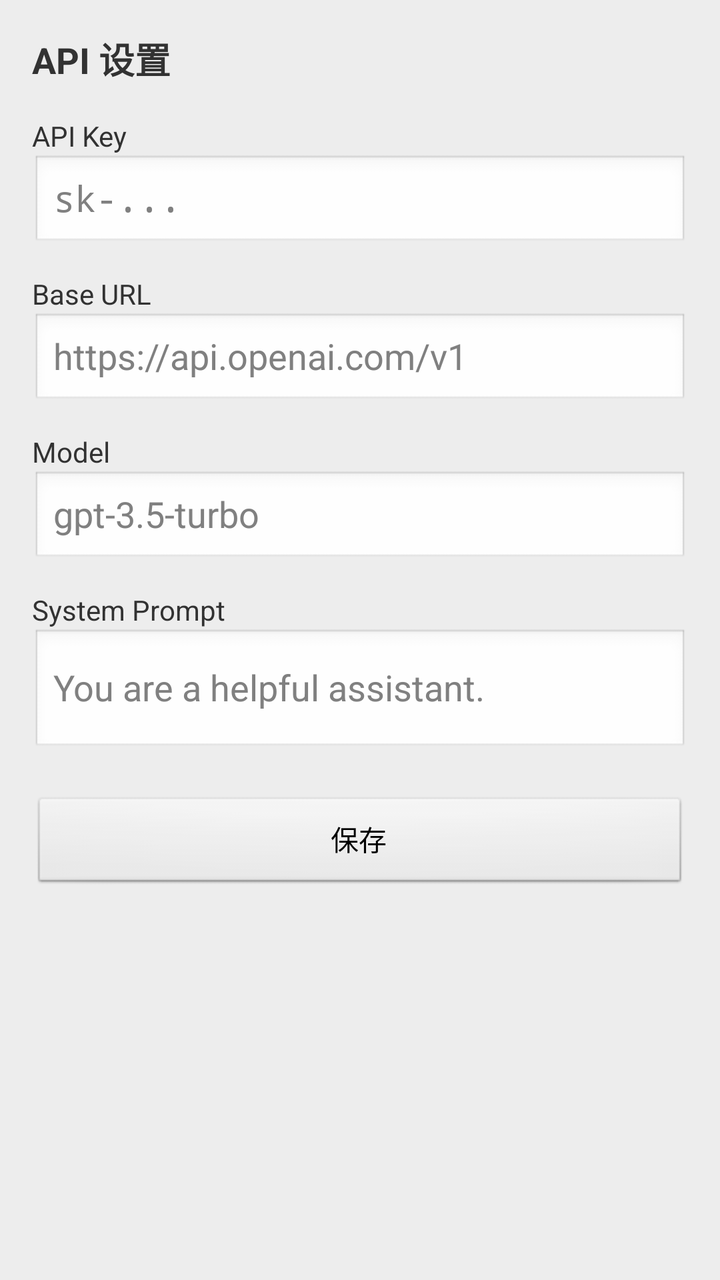
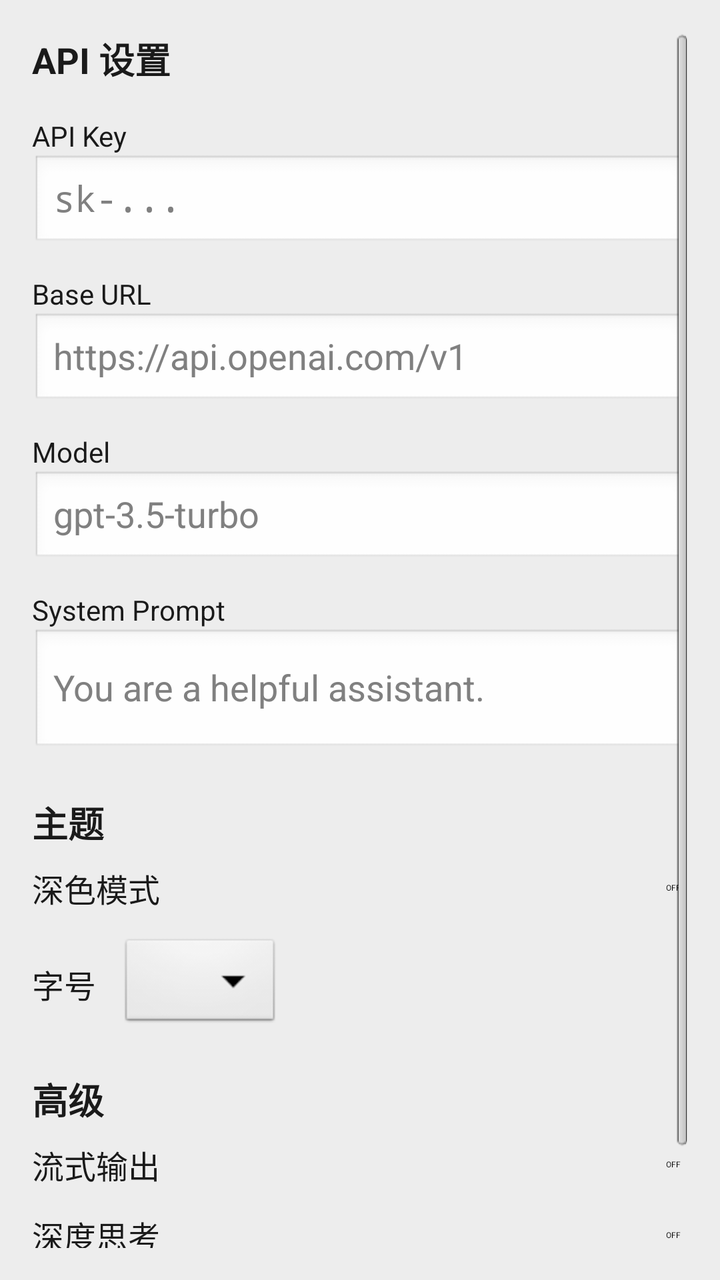

The first picture is an Android layout as it rendered before a commit; the second is the same layout after the commit. The layout source and the unified diff follow.
<!-- AndroidManifest.xml: application theme AppTheme -->
<!-- res/layout/activity_settings.xml -->
<?xml version="1.0" encoding="utf-8"?>
<ScrollView xmlns:android="http://schemas.android.com/apk/res/android"
    android:layout_width="match_parent"
    android:layout_height="match_parent"
    android:background="#EDEDED"
    android:padding="16dp">

    <LinearLayout
        android:layout_width="match_parent"
        android:layout_height="wrap_content"
        android:orientation="vertical">

        <TextView
            android:layout_width="wrap_content"
            android:layout_height="wrap_content"
            android:text="API 设置"
            android:textSize="18sp"
            android:textStyle="bold"
            android:paddingBottom="8dp" />

        <TextView
            android:layout_width="wrap_content"
            android:layout_height="wrap_content"
            android:text="API Key"
            android:textSize="14sp"
            android:paddingTop="8dp" />

        <EditText
            android:id="@+id/apiKeyField"
            android:layout_width="match_parent"
            android:layout_height="wrap_content"
            android:hint="sk-..."
            android:inputType="textPassword"
            android:background="@android:drawable/edit_text" />

        <TextView
            android:layout_width="wrap_content"
            android:layout_height="wrap_content"
            android:text="Base URL"
            android:textSize="14sp"
            android:paddingTop="12dp" />

        <EditText
            android:id="@+id/baseURLField"
            android:layout_width="match_parent"
            android:layout_height="wrap_content"
            android:hint="https://api.openai.com/v1"
            android:inputType="textUri"
            android:background="@android:drawable/edit_text" />

        <TextView
            android:layout_width="wrap_content"
            android:layout_height="wrap_content"
            android:text="Model"
            android:textSize="14sp"
            android:paddingTop="12dp" />

        <EditText
            android:id="@+id/modelField"
            android:layout_width="match_parent"
            android:layout_height="wrap_content"
            android:hint="gpt-3.5-turbo"
            android:background="@android:drawable/edit_text" />

        <TextView
            android:layout_width="wrap_content"
            android:layout_height="wrap_content"
            android:text="System Prompt"
            android:textSize="14sp"
            android:paddingTop="12dp" />

        <EditText
            android:id="@+id/promptField"
            android:layout_width="match_parent"
            android:layout_height="wrap_content"
            android:hint="You are a helpful assistant."
            android:inputType="textMultiLine"
            android:minLines="2"
            android:background="@android:drawable/edit_text" />

        <Button
            android:id="@+id/saveButton"
            android:layout_width="match_parent"
            android:layout_height="wrap_content"
            android:text="保存"
            android:layout_marginTop="20dp" />

    </LinearLayout>
</ScrollView>
<!-- resources referenced by this layout -->
<resources>
  <style name="AppTheme" parent="@android:style/Theme.Light.NoTitleBar">
          <item name="android:windowBackground">#EDEDED</item>
      </style>
</resources>

<!-- the commit's change to res/layout/activity_settings.xml (unified diff, before → after) -->
@@ -10,6 +10,7 @@
         android:layout_height="wrap_content"
         android:orientation="vertical">
 
+        
         <TextView
             android:layout_width="wrap_content"
             android:layout_height="wrap_content"
@@ -18,65 +19,104 @@
             android:textStyle="bold"
             android:paddingBottom="8dp" />
 
+        <TextView android:layout_width="wrap_content" android:layout_height="wrap_content"
+            android:text="API Key" android:textSize="14sp" android:paddingTop="8dp" />
+        <EditText android:id="@+id/apiKeyField" android:layout_width="match_parent"
+            android:layout_height="wrap_content" android:hint="sk-..."
+            android:inputType="textPassword" android:background="@android:drawable/edit_text" />
+
+        <TextView android:layout_width="wrap_content" android:layout_height="wrap_content"
+            android:text="Base URL" android:textSize="14sp" android:paddingTop="12dp" />
+        <EditText android:id="@+id/baseURLField" android:layout_width="match_parent"
+            android:layout_height="wrap_content" android:hint="https://api.openai.com/v1"
+            android:inputType="textUri" android:background="@android:drawable/edit_text" />
+
+        <TextView android:layout_width="wrap_content" android:layout_height="wrap_content"
+            android:text="Model" android:textSize="14sp" android:paddingTop="12dp" />
+        <EditText android:id="@+id/modelField" android:layout_width="match_parent"
+            android:layout_height="wrap_content" android:hint="gpt-3.5-turbo"
+            android:background="@android:drawable/edit_text" />
+
+        <TextView android:layout_width="wrap_content" android:layout_height="wrap_content"
+            android:text="System Prompt" android:textSize="14sp" android:paddingTop="12dp" />
+        <EditText android:id="@+id/promptField" android:layout_width="match_parent"
+            android:layout_height="wrap_content" android:hint="You are a helpful assistant."
+            android:inputType="textMultiLine" android:minLines="2"
+            android:background="@android:drawable/edit_text" />
+
+        
         <TextView
             android:layout_width="wrap_content"
             android:layout_height="wrap_content"
-            android:text="API Key"
-            android:textSize="14sp"
-            android:paddingTop="8dp" />
+            android:text="主题"
+            android:textSize="18sp"
+            android:textStyle="bold"
+            android:paddingTop="20dp"
+            android:paddingBottom="8dp" />
 
-        <EditText
-            android:id="@+id/apiKeyField"
+        <LinearLayout
             android:layout_width="match_parent"
             android:layout_height="wrap_content"
-            android:hint="sk-..."
-            android:inputType="textPassword"
-            android:background="@android:drawable/edit_text" />
+            android:orientation="horizontal"
+            android:gravity="center_vertical">
+            <TextView android:layout_width="0dp" android:layout_height="wrap_content"
+                android:layout_weight="1" android:text="深色模式"
+                android:textSize="16sp" android:textColor="#1A1A1A" />
+            <Switch android:id="@+id/darkModeSwitch"
+                android:layout_width="wrap_content"
+                android:layout_height="wrap_content" />
+        </LinearLayout>
 
+        <LinearLayout
+            android:layout_width="match_parent"
+            android:layout_height="wrap_content"
+            android:orientation="horizontal"
+            android:gravity="center_vertical"
+            android:paddingTop="12dp">
+            <TextView android:layout_width="wrap_content" android:layout_height="wrap_content"
+                android:text="字号" android:textSize="16sp" android:textColor="#1A1A1A"
+                android:paddingRight="12dp" />
+            <Spinner android:id="@+id/fontSizeSpinner"
+                android:layout_width="wrap_content"
+                android:layout_height="wrap_content" />
+        </LinearLayout>
+
+        
         <TextView
             android:layout_width="wrap_content"
             android:layout_height="wrap_content"
-            android:text="Base URL"
-            android:textSize="14sp"
-            android:paddingTop="12dp" />
+            android:text="高级"
+            android:textSize="18sp"
+            android:textStyle="bold"
+            android:paddingTop="20dp"
+            android:paddingBottom="8dp" />
 
-        <EditText
-            android:id="@+id/baseURLField"
+        <LinearLayout
             android:layout_width="match_parent"
             android:layout_height="wrap_content"
-            android:hint="https://api.openai.com/v1"
-            android:inputType="textUri"
-            android:background="@android:drawable/edit_text" />
+            android:orientation="horizontal"
+            android:gravity="center_vertical">
+            <TextView android:layout_width="0dp" android:layout_height="wrap_content"
+                android:layout_weight="1" android:text="流式输出"
+                android:textSize="16sp" android:textColor="#1A1A1A" />
+            <Switch android:id="@+id/streamingSwitch"
+                android:layout_width="wrap_content"
+                android:layout_height="wrap_content" />
+        </LinearLayout>
 
-        <TextView
-            android:layout_width="wrap_content"
-            android:layout_height="wrap_content"
-            android:text="Model"
-            android:textSize="14sp"
-            android:paddingTop="12dp" />
-
-        <EditText
-            android:id="@+id/modelField"
+        <LinearLayout
             android:layout_width="match_parent"
             android:layout_height="wrap_content"
-            android:hint="gpt-3.5-turbo"
-            android:background="@android:drawable/edit_text" />
-
-        <TextView
-            android:layout_width="wrap_content"
-            android:layout_height="wrap_content"
-            android:text="System Prompt"
-            android:textSize="14sp"
-            android:paddingTop="12dp" />
-
-        <EditText
-            android:id="@+id/promptField"
-            android:layout_width="match_parent"
-            android:layout_height="wrap_content"
-            android:hint="You are a helpful assistant."
-            android:inputType="textMultiLine"
-            android:minLines="2"
-            android:background="@android:drawable/edit_text" />
+            android:orientation="horizontal"
+            android:gravity="center_vertical"
+            android:paddingTop="12dp">
+            <TextView android:layout_width="0dp" android:layout_height="wrap_content"
+                android:layout_weight="1" android:text="深度思考"
+                android:textSize="16sp" android:textColor="#1A1A1A" />
+            <Switch android:id="@+id/deepThinkingSwitch"
+                android:layout_width="wrap_content"
+                android:layout_height="wrap_content" />
+        </LinearLayout>
 
         <Button
             android:id="@+id/saveButton"
<!-- resource entries referenced after the edit -->
@@ -2,6 +2,8 @@
 <resources>
   <style name="AppTheme" parent="@android:style/Theme.Light.NoTitleBar">
           <item name="android:windowBackground">#EDEDED</item>
+          <item name="android:textColor">#1A1A1A</item>
+          <item name="android:textColorSecondary">#666666</item>
       </style>
 </resources>
 
